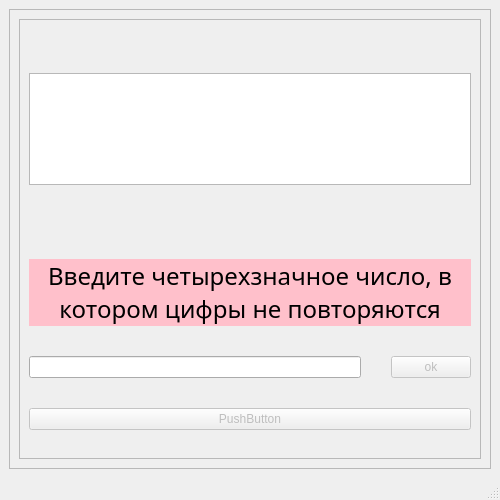
First picture: the form in ui_files/game.ui, repository AliyaRazyapova/bulls-and-cows, before the edit.
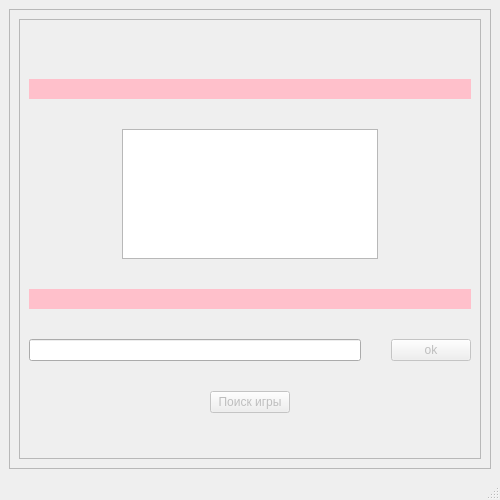
Second picture: the form after the edit.

```diff
--- a/ui_files/game.ui
+++ b/ui_files/game.ui
@@ -72,25 +72,17 @@
               </property>
              </spacer>
             </item>
-            <item>
-             <widget class="QLabel" name="instructions">
-              <property name="text">
-               <string/>
-              </property>
-             </widget>
-            </item>
-            <item>
-             <widget class="QTextBrowser" name="chat"/>
-            </item>
-            <item>
-             <widget class="QLabel" name="last_response">
-              <property name="text">
-               <string/>
-              </property>
-             </widget>
-            </item>
             <item>
              <widget class="QLabel" name="label">
+              <property name="enabled">
+               <bool>false</bool>
+              </property>
+              <property name="minimumSize">
+               <size>
+                <width>0</width>
+                <height>20</height>
+               </size>
+              </property>
               <property name="font">
                <font>
                 <family>Rockwell</family>
@@ -101,10 +93,10 @@
                </font>
               </property>
               <property name="styleSheet">
-               <string notr="true">background: pink; </string>
+               <string notr="true"/>
               </property>
               <property name="text">
-               <string>Введите четырехзначное число, в котором цифры не повторяются</string>
+               <string/>
               </property>
               <property name="alignment">
                <set>Qt::AlignCenter</set>
@@ -114,6 +106,41 @@
               </property>
              </widget>
             </item>
+            <item>
+             <widget class="QLabel" name="instructions">
+              <property name="minimumSize">
+               <size>
+                <width>0</width>
+                <height>20</height>
+               </size>
+              </property>
+              <property name="styleSheet">
+               <string notr="true">background: pink; </string>
+              </property>
+              <property name="text">
+               <string/>
+              </property>
+             </widget>
+            </item>
+            <item alignment="Qt::AlignHCenter">
+             <widget class="QTextBrowser" name="chat"/>
+            </item>
+            <item>
+             <widget class="QLabel" name="last_response">
+              <property name="minimumSize">
+               <size>
+                <width>0</width>
+                <height>20</height>
+               </size>
+              </property>
+              <property name="styleSheet">
+               <string notr="true">background: pink; </string>
+              </property>
+              <property name="text">
+               <string/>
+              </property>
+             </widget>
+            </item>
             <item>
              <layout class="QHBoxLayout" name="horizontalLayout_2" stretch="0,0">
               <property name="leftMargin">
@@ -137,13 +164,19 @@
               </item>
              </layout>
             </item>
-            <item>
+            <item alignment="Qt::AlignHCenter">
              <widget class="QPushButton" name="game_input_button">
               <property name="enabled">
                <bool>false</bool>
               </property>
+              <property name="maximumSize">
+               <size>
+                <width>250</width>
+                <height>16777215</height>
+               </size>
+              </property>
               <property name="text">
-               <string>PushButton</string>
+               <string>Поиск игры</string>
               </property>
              </widget>
             </item>
```
